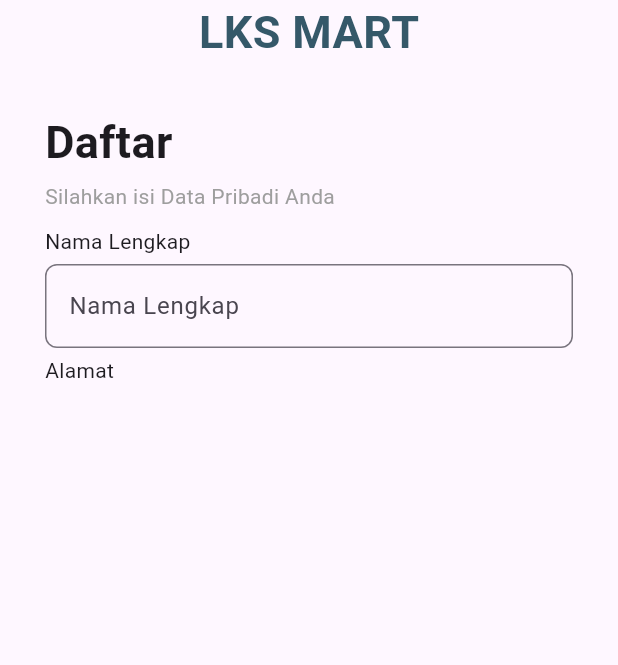
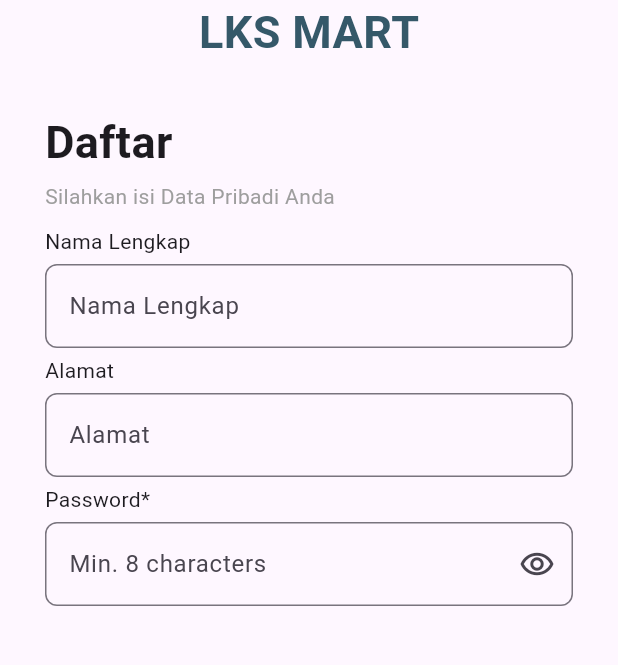
Before and after one commit to BungaDOR/uts_mobileProggraming, a Flutter app: the DaftarActivity screen opened by its route, on a phone screen of 412 x 824 dp, the part 105-770 px from its top. Run offline on Flutter 3.47's test engine with Material 3 defaults, Android fonts, the phone set to English and light mode, and no system bars.

Commit message:
password

```diff
--- a/lib/uts/daftar_activity.dart
+++ b/lib/uts/daftar_activity.dart
@@ -8,6 +8,7 @@ class DaftarActivity extends StatefulWidget {
 }
 
 class _DaftarActivityState extends State<DaftarActivity> {
+  bool _obscure1 = true;
   @override
   Widget build(BuildContext context) {
     return Scaffold(
@@ -50,6 +51,24 @@ class _DaftarActivityState extends State<DaftarActivity> {
                 ),
                 SizedBox(height: 5,),
                 Text("Alamat"),
+                SizedBox(height: 5,),
+                TextField(
+                  decoration: InputDecoration(
+                    hintText: "Alamat",
+                    border: OutlineInputBorder(borderRadius: BorderRadius.circular(8))
+                  ),
+                ),
+                SizedBox(height: 5,),
+                Text("Password*"),
+                SizedBox(height: 5,),
+                TextField(
+                  obscureText: _obscure1,
+                  decoration: InputDecoration(
+                    hintText: "Min. 8 characters",
+                    suffixIcon: Icon(Icons.remove_red_eye_outlined),
+                    border: OutlineInputBorder(borderRadius: BorderRadius.circular(8))
+                  ),
+                ),
               ],
             ),
           )
```
